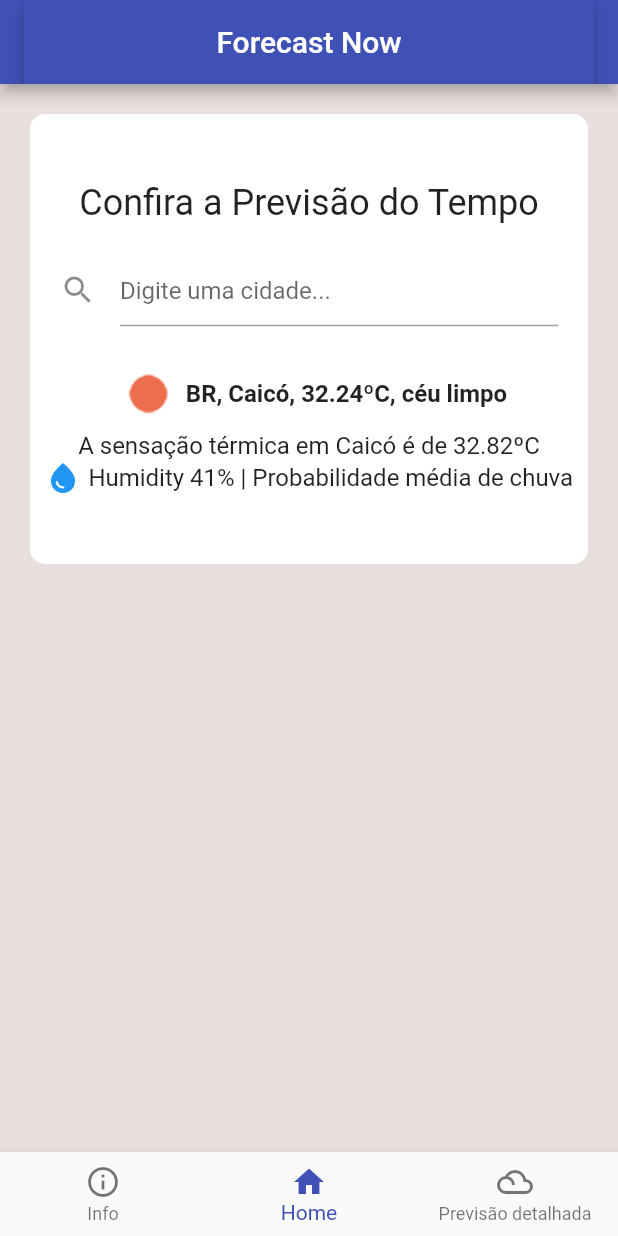
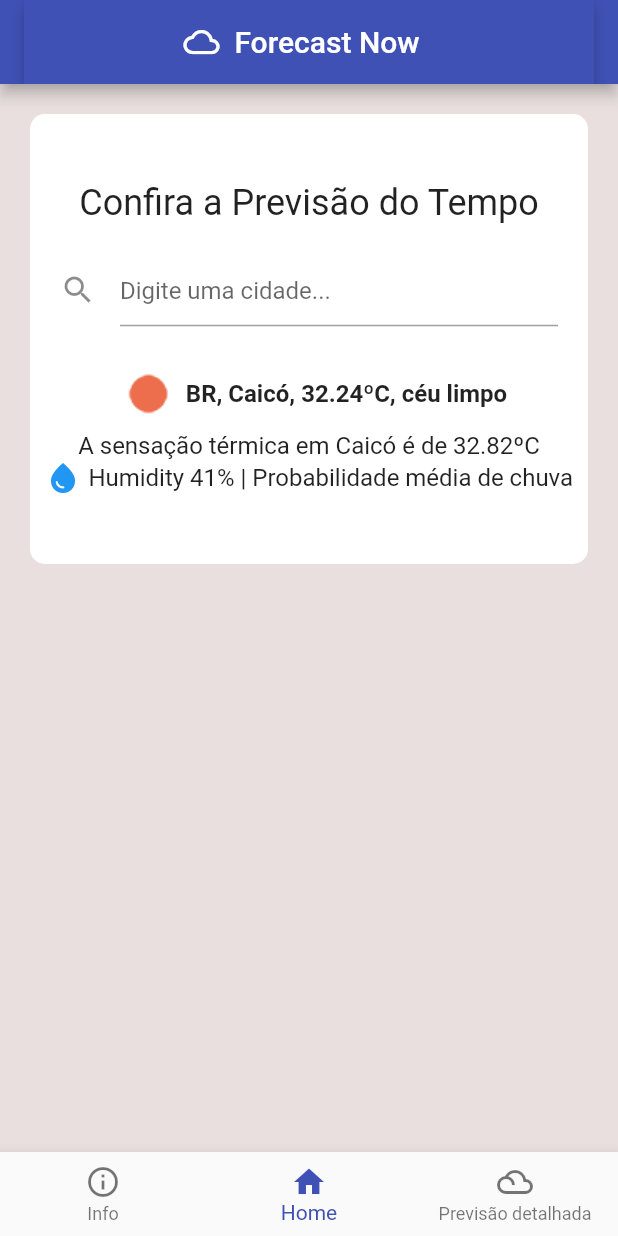
Before and after one commit to ricsjs/forecast-now-flutter, a Flutter app: the screen it shows after launch, on a phone screen of 412 x 824 dp. Run offline on Flutter 3.47's test engine with Material 2 defaults, Android fonts, the phone set to English and light mode, and no system bars; our stand-ins replace flutter_hooks.

Commit message:
feat: adding icon head (#5)

```diff
--- a/lib/main.dart
+++ b/lib/main.dart
@@ -94,8 +94,14 @@ class NewAppBar extends StatelessWidget {
   @override
   Widget build(BuildContext context) {
     return AppBar(
-        title: const Center(
-      child: Text("Forecast Now"),
+      title: const Center(
+      child: Row(
+        mainAxisAlignment: MainAxisAlignment.center,
+        children: [
+          Icon(Icons.cloud_outlined),
+          Text("  Forecast Now  "),
+        ],
+      ),
     ));
   }
 }
```
